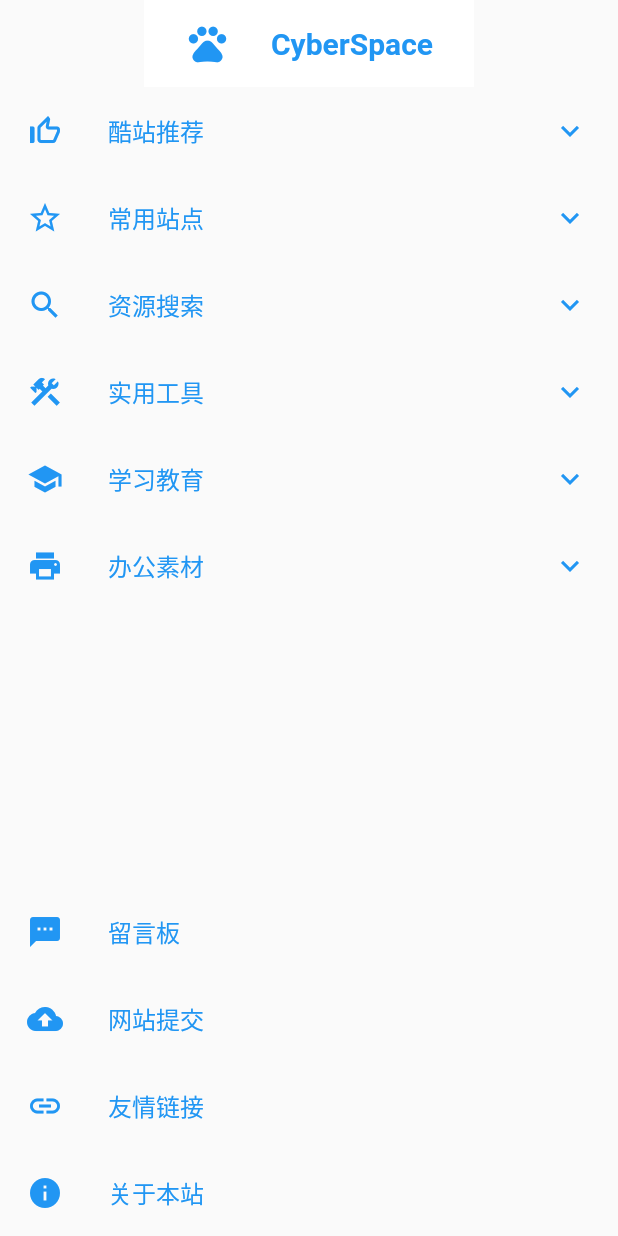
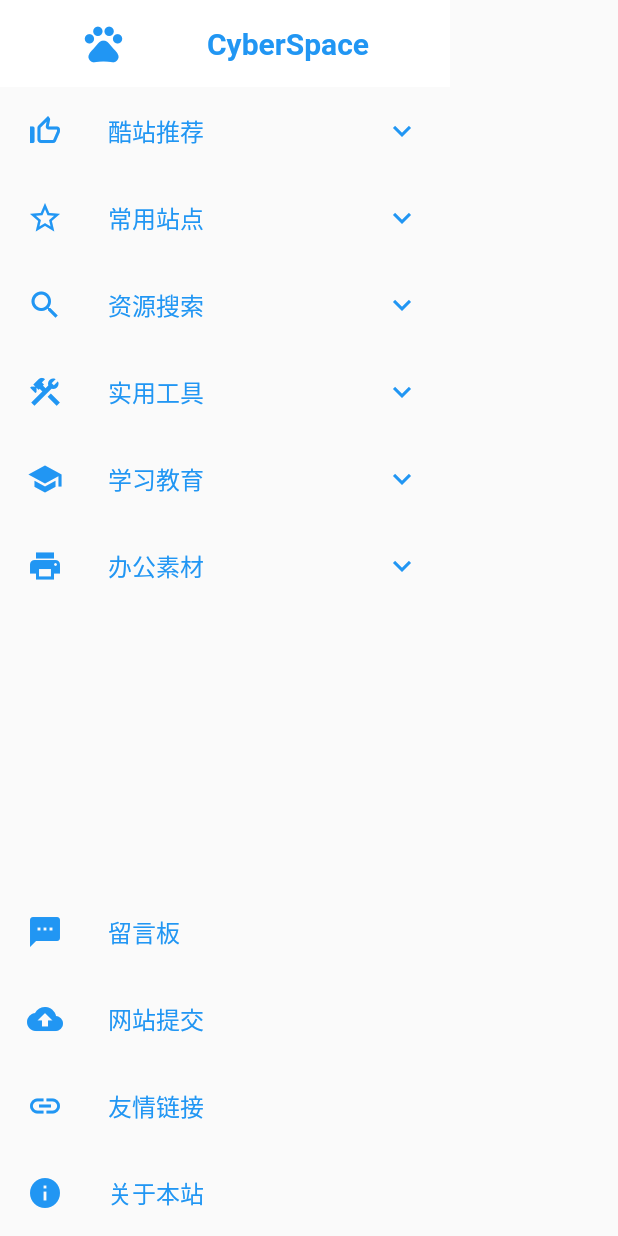
Before and after one commit to wudiplk/grocery, a Flutter app: the HomeDrawer widget shown alone on an empty page, opened directly, on a phone screen of 412 x 824 dp. Run offline on Flutter 3.47's test engine with Material 2 defaults, Android fonts, the phone set to English and light mode, and no system bars; our stand-ins replace convert, dio, flutter_easyloading, get_it, injectable, pretty_dio_logger and 3 more; missing offline and left inert: dart:html; accounts and stored records are empty; generated files the repository leaves out were written again.

Commit message:
修复相应是布局bug,优化内容显示布局

```diff
--- a/lib/main.dart
+++ b/lib/main.dart
@@ -10,8 +10,8 @@ import 'main/home/home_page.dart';
 
 void main() {
   configureDependencies();
-  Global.init().then((value) => runApp(const MyApp()));
-  // runApp(const MyApp());
+  // Global.init().then((value) => runApp(const MyApp()));
+  runApp(const MyApp());
 }
 
 class MyApp extends StatelessWidget {
--- a/lib/main/home/home_drawer.dart
+++ b/lib/main/home/home_drawer.dart
@@ -3,7 +3,6 @@ import 'package:grocery/generated/l10n.dart';
 import 'package:grocery/main/home/home_expansion_panel_list.dart';
 import 'package:grocery/widget/responsive.dart';
 import 'package:grocery/widget/temp_data.dart';
-
 import '../../com/global.dart';
 
 /// 侧滑栏
@@ -18,29 +17,44 @@ class HomeDrawer extends StatefulWidget {
 }
 
 class _HomeDrawerState extends State<HomeDrawer> {
+  double _defaultWidth = 200;
+
   int isExpandedIndex = 0;
 
   Item? isExpandedItem;
 
   @override
   Widget build(BuildContext context) {
+    if (Responsive.isSmallScreen(context)) {
+      _defaultWidth = 300;
+    } else if (Responsive.isMediumScreen(context)) {
+      _defaultWidth = Insets.superLarge;
+    } else {
+      _defaultWidth = 200;
+    }
     return SafeArea(
+      child: SizedBox(
+        width: _defaultWidth,
         child: Responsive.isMediumScreen(context)
             ? _buildMediumMenu()
             : _buildLargeMenu(),
+      ),
       top: true,
     );
   }
 
   Widget _buildLargeMenu() {
-    return Column(
+    return Stack(
+      alignment: Alignment.center,
+      children: [
+        Positioned(
+          child: Column(
             children: [
               Container(
                 color: Colors.white,
-          width: 220,
+                width: _defaultWidth,
                 height: 58,
                 child: Row(
-            crossAxisAlignment: CrossAxisAlignment.center,
                   mainAxisAlignment: MainAxisAlignment.spaceEvenly,
                   children: [
                     Icon(Icons.pets,
@@ -55,11 +69,11 @@ class _HomeDrawerState extends State<HomeDrawer> {
                   ],
                 ),
               ),
-        Expanded(
-          child: SingleChildScrollView(
+              SizedBox(
+                width: _defaultWidth,
+                height: (tempData.length + 6) * Insets.superLarge,
                 child: HomeExpansionPanelList(
                   expansionCallback: (int panelIndex, bool isExpanded) {
-                debugPrint("expansionCallback $panelIndex +$isExpanded ");
                     setState(() {
                       if (isExpandedIndex >= 0 &&
                           tempData[isExpandedIndex].isExpanded) {
@@ -77,7 +91,6 @@ class _HomeDrawerState extends State<HomeDrawer> {
                         isExpanded: item.isExpanded,
                         headerBuilder: (BuildContext context, bool isExpand) {
                           return Row(
-                        mainAxisAlignment: MainAxisAlignment.start,
                             children: [
                               Padding(
                                 padding: const EdgeInsets.only(left: 18),
@@ -108,16 +121,18 @@ class _HomeDrawerState extends State<HomeDrawer> {
                         ));
                   }).toList(),
                 ),
+              )
+            ],
           ),
+          top: 0,
         ),
-        SizedBox(
-          height: tempTips.length * 58,
+        Positioned(
           child: Column(
-            mainAxisAlignment: MainAxisAlignment.start,
             children: tempTips.map((tip) {
-              return Expanded(
+              return SizedBox(
+                height: 58,
+                width: _defaultWidth,
                 child: Row(
-                  mainAxisAlignment: MainAxisAlignment.start,
                   children: [
                     Padding(
                       padding: const EdgeInsets.only(left: 18),
@@ -138,14 +153,19 @@ class _HomeDrawerState extends State<HomeDrawer> {
               );
             }).toList(),
           ),
+          bottom: 0,
         )
       ],
     );
   }
 
   Widget _buildMediumMenu() {
-    return Column(
-      mainAxisAlignment: MainAxisAlignment.spaceAround,
+    return Stack(
+      alignment: Alignment.center,
+      children: [
+        Positioned(
+          top: 0,
+          child: Column(
             children: [
               Container(
                 height: Insets.superLarge,
@@ -153,21 +173,26 @@ class _HomeDrawerState extends State<HomeDrawer> {
                 alignment: Alignment.center,
                 child: Icon(Icons.pets, color: Global.themeColor),
               ),
-        Expanded(
-          child: ListView(
-            itemExtent: 58,
+              Column(
                 children: tempData.map((e) {
-              return MouseRegion(
+                  return SizedBox(
+                    height: 58,
+                    child: MouseRegion(
                       onHover: (PointerEvent pointerEvent) {},
                       child: Icon(
                         e.iconData,
                         color: Global.themeColor,
                       ),
+                    ),
                   );
                 }).toList(),
+              )
+            ],
           ),
         ),
-        Column(
+        Positioned(
+          bottom: 0,
+          child: Column(
             crossAxisAlignment: CrossAxisAlignment.start,
             children: tempTips.map((tip) {
               return SizedBox(
@@ -176,7 +201,8 @@ class _HomeDrawerState extends State<HomeDrawer> {
                 child: Icon(tip.iconData, color: Global.themeColor),
               );
             }).toList(),
-        )
+          ),
+        ),
       ],
     );
   }
```
Also changed, not shown: lib/main/home/home_page.dart (+49 -21 lines). Lines whose indentation alone changed are shown as unchanged.
